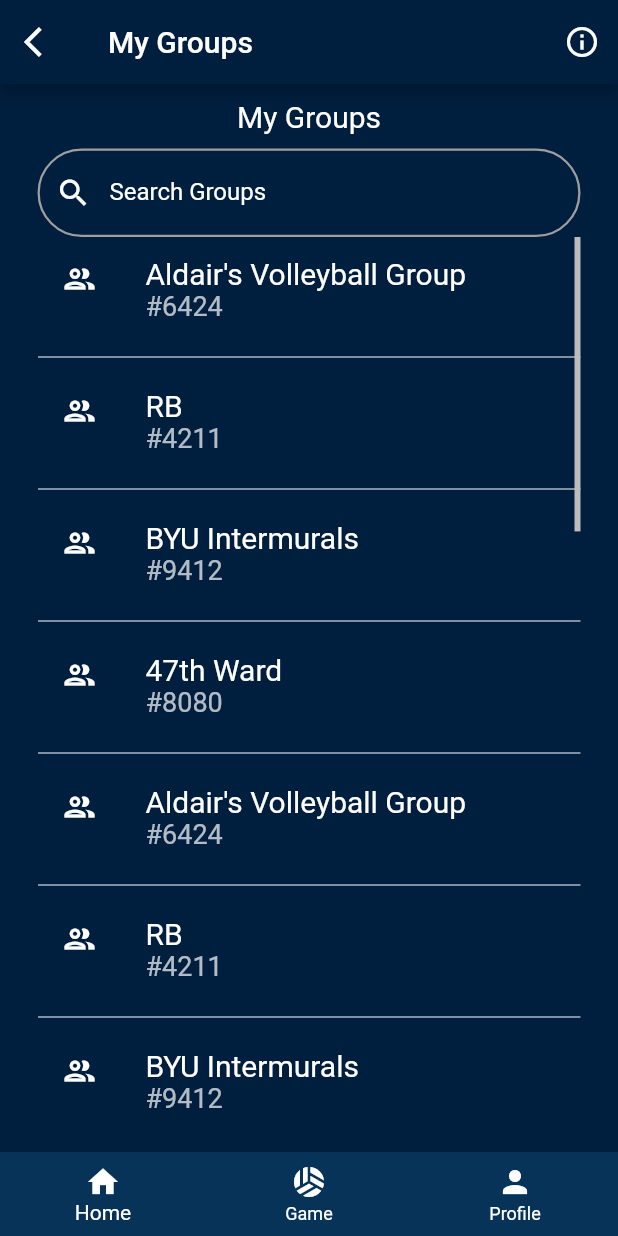
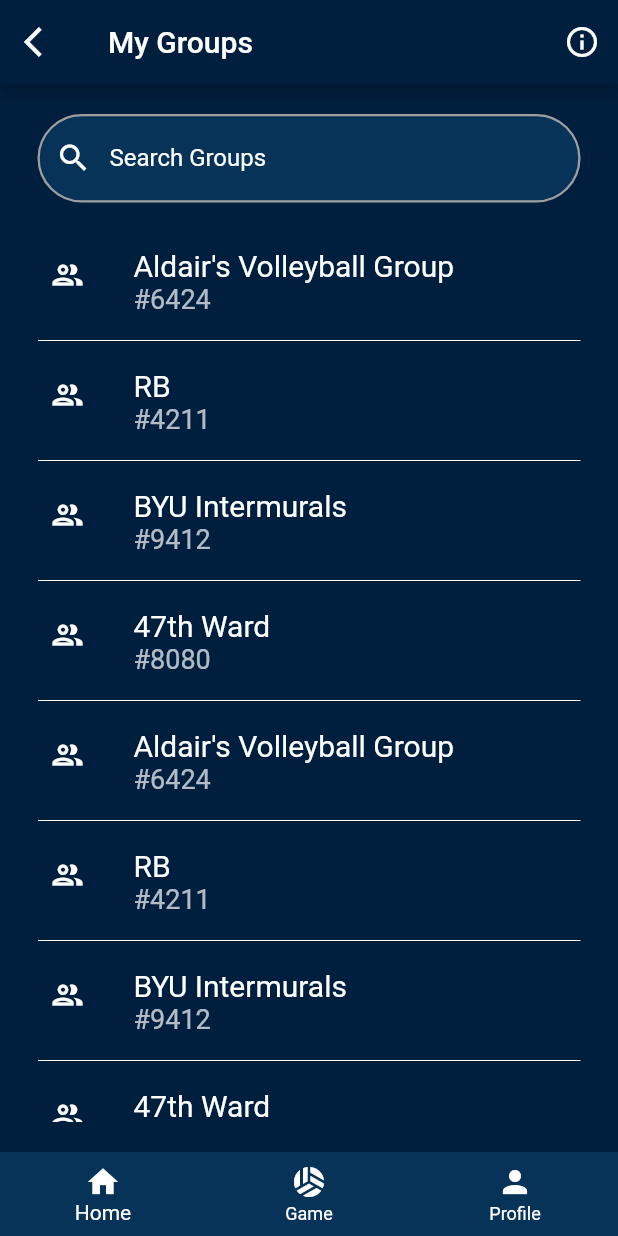
Before and after one commit to MunseokKimmy/killstreak, a Flutter app: the GroupsPage screen opened directly, on a phone screen of 412 x 824 dp. Run offline on Flutter 3.47's test engine with Material 2 defaults, Android fonts, the phone set to English and light mode, and no system bars; our stand-ins replace carousel_slider, email_validator, firebase_auth, firebase_core, smooth_page_indicator; accounts and stored records are empty.

Commit message:
Update groups page.

```diff
--- a/lib/view/groups_page.dart
+++ b/lib/view/groups_page.dart
@@ -1,4 +1,5 @@
 import 'package:flutter/material.dart';
+import 'package:killstreak/main.dart';
 import 'package:killstreak/model/groups_service.dart';
 
 import '../widgets/bottom_navigation.dart';
@@ -84,15 +85,12 @@ class _GroupsPageState extends State<GroupsPage> {
           mainAxisAlignment: MainAxisAlignment.start,
           crossAxisAlignment: CrossAxisAlignment.center,
           children: [
-            Container(
-              margin: const EdgeInsets.all(10.0),
-              child: const Text(
-                "My Groups",
-                style: TextStyle(fontSize: 20),
-              ),
-            ),
-            TextField(
+            Padding(
+              padding: const EdgeInsets.symmetric(vertical: 20.0),
+              child: TextField(
                 decoration: InputDecoration(
+                  filled: true,
+                  fillColor: accentColor,
                   iconColor: Colors.white,
                   labelText: "Search Groups",
                   labelStyle: const TextStyle(color: Colors.white),
@@ -102,7 +100,8 @@ class _GroupsPageState extends State<GroupsPage> {
                   ),
                   enabledBorder: OutlineInputBorder(
                     borderRadius: BorderRadius.circular(30),
-                  borderSide: const BorderSide(color: Colors.grey, width: 1.5),
+                    borderSide:
+                        const BorderSide(color: Colors.grey, width: 1.5),
                   ),
                   focusedBorder: OutlineInputBorder(
                     gapPadding: 0.0,
@@ -113,6 +112,7 @@ class _GroupsPageState extends State<GroupsPage> {
                 onChanged: (value) {
                   filterSearchResults(value);
                 },
+              ),
             ),
             Expanded(
               child: MyGroups(
@@ -144,7 +144,6 @@ class _MyGroupsState extends State<MyGroups> {
   @override
   Widget build(BuildContext context) {
     return Scrollbar(
-      thumbVisibility: true,
       controller: _firstController,
       child: ListView.separated(
         controller: _firstController,
@@ -176,6 +175,8 @@ class _GroupSummaryPanelState extends State<GroupSummaryPanel> {
   @override
   Widget build(BuildContext context) {
     return ListTile(
+      visualDensity: VisualDensity(vertical: -2),
+      contentPadding: EdgeInsets.symmetric(vertical: 0, horizontal: 8),
       title: Text(widget.group.groupName, style: TextStyle(fontSize: 20)),
       subtitle: Text(widget.group.groupId, style: TextStyle(fontSize: 18)),
       leading: const Icon(
```
Lines whose indentation alone changed are shown as unchanged.
